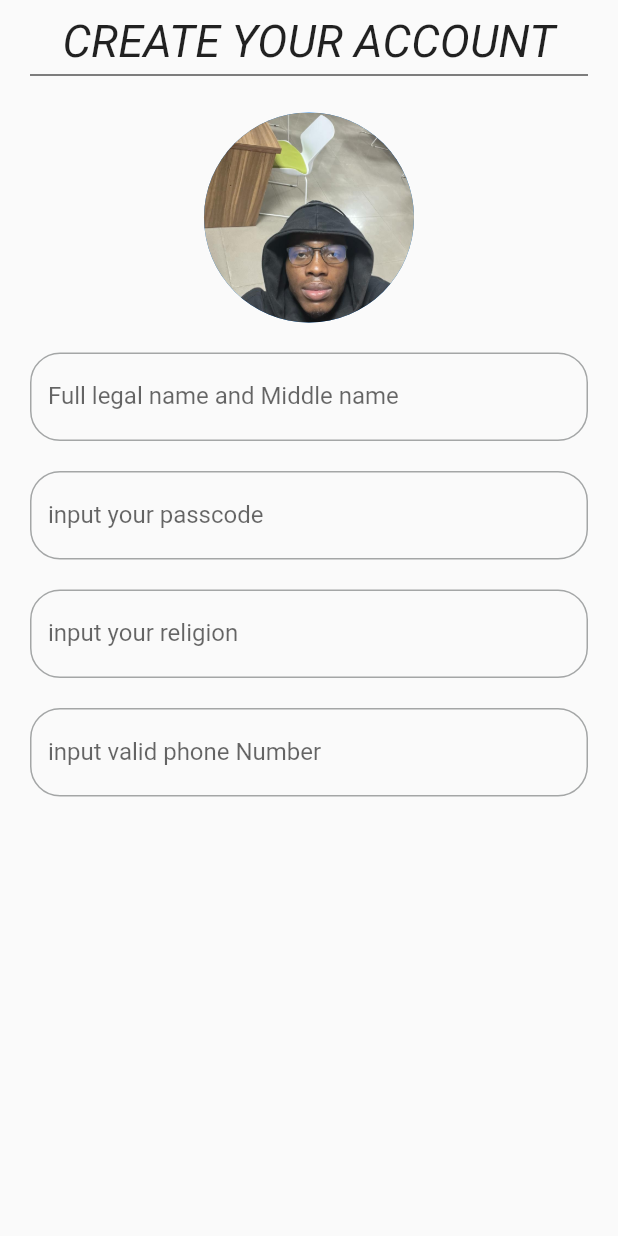
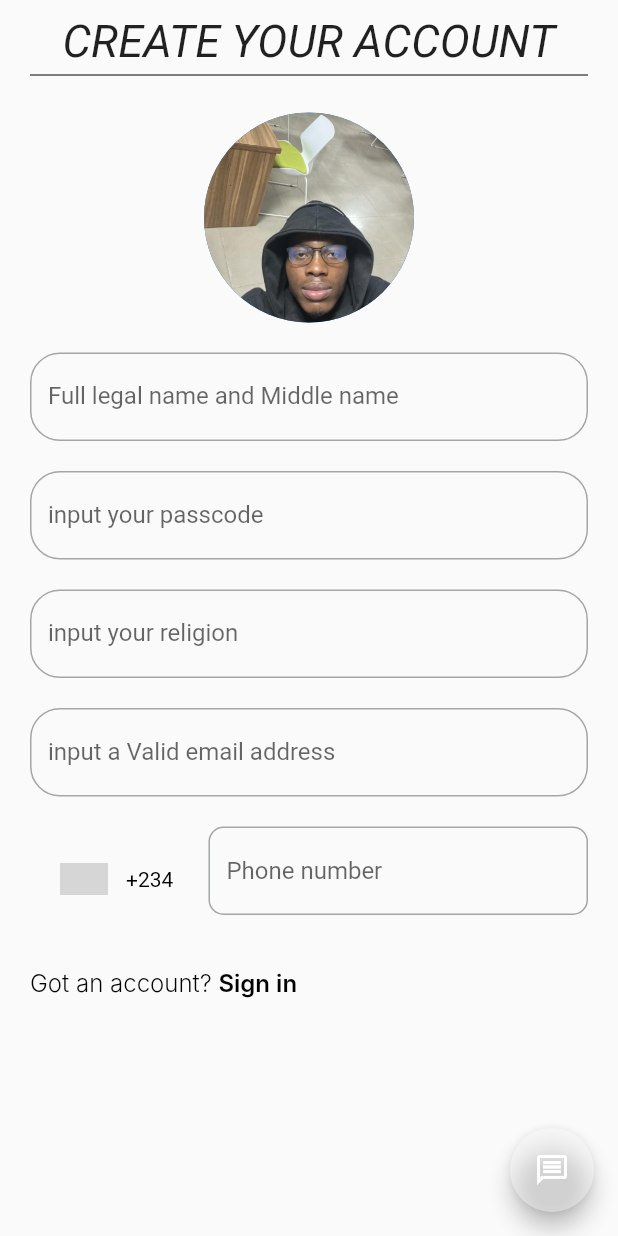
Before and after one commit to Makanakyjr/justpractice, a Flutter app: the screen it shows after launch, on a phone screen of 412 x 824 dp. Run offline on Flutter 3.47's test engine with Material 2 defaults, Android fonts, the light colour scheme and no system bars; drawn by our look-alikes of intl_phone_number_input; Roboto replaces fonts that are missing (Inter); grey boxes are pictures that could not be loaded.

Commit message:
added phoneNumber

```diff
--- a/lib/Intropage.dart
+++ b/lib/Intropage.dart
@@ -1,4 +1,5 @@
 import 'package:flutter/material.dart';
+import 'package:justpractice/phonenumber.dart';
 import 'package:justpractice/textinput.dart';
 
 class IntroPage extends StatefulWidget {
@@ -11,7 +12,7 @@ class IntroPage extends StatefulWidget {
 class _IntroPageState extends State<IntroPage> {
   final TextEditingController _nameController = TextEditingController();
   final _formKey = GlobalKey<FormState>();
-  final TextEditingController phoneNumber = TextEditingController();
+  final TextEditingController email = TextEditingController();
   final TextEditingController _religion = TextEditingController();
   final TextEditingController _passCode = TextEditingController();
 
@@ -66,13 +67,52 @@ class _IntroPageState extends State<IntroPage> {
                     ),
                     SizedBox(height: 20.0),
                     CustomTextInput(
-                        controller: phoneNumber,
-                        text: 'input valid phone Number'),
+                        controller: email, text: 'input a Valid email address'),
+                    SizedBox(height: 20.0),
+                    Number(),
+                    const SizedBox(
+                      height: 32,
+                    ),
+                    const Text.rich(
+                      TextSpan(
+                        children: [
+                          TextSpan(
+                            text: 'Got an account? ',
+                            style: TextStyle(
+                              color: Colors.black,
+                              fontSize: 16,
+                              fontFamily: 'Inter',
+                              fontWeight: FontWeight.w300,
+                              height: 1.50,
+                            ),
+                          ),
+                          TextSpan(
+                            text: 'Sign in',
+                            style: TextStyle(
+                              color: Colors.black,
+                              fontSize: 16,
+                              fontFamily: 'Inter',
+                              fontWeight: FontWeight.w600,
+                              height: 1.50,
+                            ),
+                          ),
+                        ],
+                      ),
+                      textAlign: TextAlign.center,
+                    ),
+                    const SizedBox(
+                      height: 88,
+                    )
                   ],
                 ),
               )),
         ),
       ),
+      floatingActionButton: FloatingActionButton(
+        onPressed: () {},
+        backgroundColor: Colors.white38,
+        child: Icon(Icons.message_outlined),
+      ),
     );
   }
 }
--- /dev/null
+++ b/lib/phonenumber.dart
@@ -0,0 +1,69 @@
+import 'package:intl_phone_number_input/intl_phone_number_input.dart';
+import 'package:flutter/material.dart';
+
+class Number extends StatefulWidget {
+  @override
+  _NumberState createState() => _NumberState();
+}
+
+class _NumberState extends State<Number> {
+  final GlobalKey<FormState> formKey = GlobalKey<FormState>();
+
+  final TextEditingController phoneNumber = TextEditingController();
+  String initialCountry = 'NG';
+  PhoneNumber number = PhoneNumber(isoCode: 'NG');
+
+  @override
+  Widget build(BuildContext context) {
+    return Form(
+      key: formKey,
+      child: Container(
+        child: Column(
+          mainAxisAlignment: MainAxisAlignment.center,
+          children: <Widget>[
+            InternationalPhoneNumberInput(
+              onInputChanged: (PhoneNumber number) {
+                print(number.phoneNumber);
+              },
+              onInputValidated: (bool value) {
+                print(value);
+              },
+              selectorConfig: SelectorConfig(
+                selectorType: PhoneInputSelectorType.BOTTOM_SHEET,
+              ),
+              ignoreBlank: false,
+              autoValidateMode: AutovalidateMode.disabled,
+              selectorTextStyle: TextStyle(color: Colors.black),
+              initialValue: number,
+              textFieldController: phoneNumber,
+              formatInput: true,
+              keyboardType:
+                  TextInputType.numberWithOptions(signed: true, decimal: true),
+              inputBorder: OutlineInputBorder(
+                borderRadius: BorderRadius.all(Radius.circular(10.0)),
+              ),
+              onSaved: (PhoneNumber number) {
+                print('On Saved: $number');
+              },
+            ),
+          ],
+        ),
+      ),
+    );
+  }
+
+  void getPhoneNumber(String phoneNumber) async {
+    PhoneNumber number =
+        await PhoneNumber.getRegionInfoFromPhoneNumber(phoneNumber, 'US');
+
+    setState(() {
+      this.number = number;
+    });
+  }
+
+  @override
+  void dispose() {
+    phoneNumber.dispose();
+    super.dispose();
+  }
+}
--- a/pubspec.yaml
+++ b/pubspec.yaml
@@ -35,6 +35,7 @@ dependencies:
   # The following adds the Cupertino Icons font to your application.
   # Use with the CupertinoIcons class for iOS style icons.
   cupertino_icons: ^1.0.2
+  intl_phone_number_input: ^0.7.3+1
 
 dev_dependencies:
   flutter_test:
```
Also changed, not shown: pubspec.lock.
